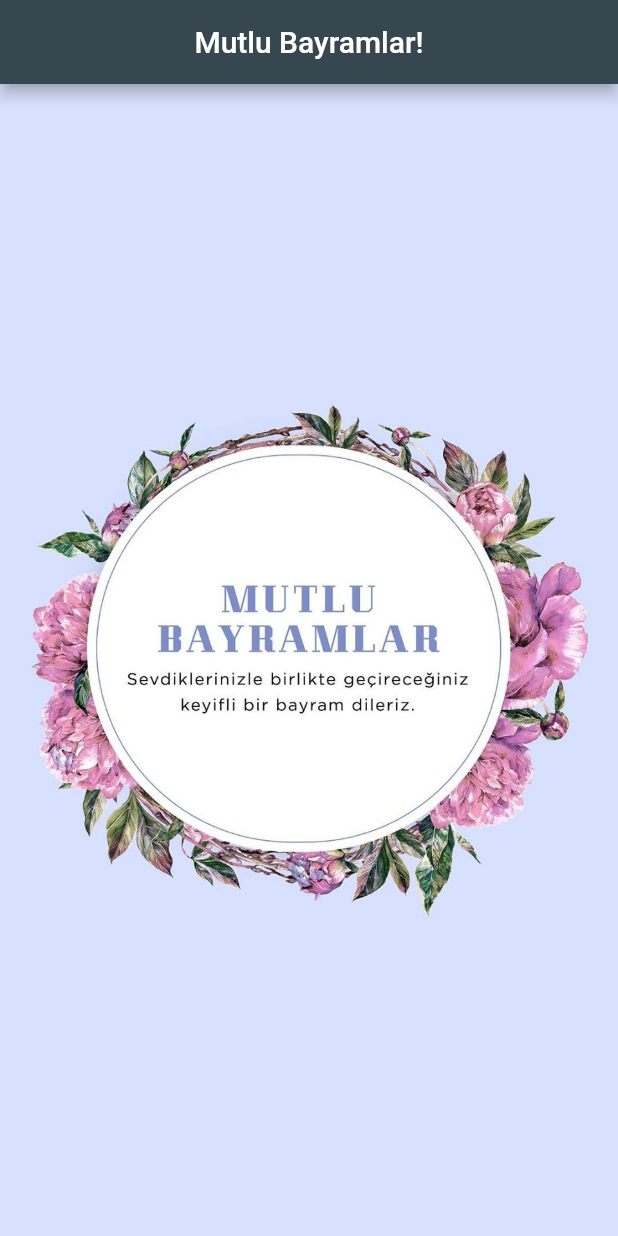
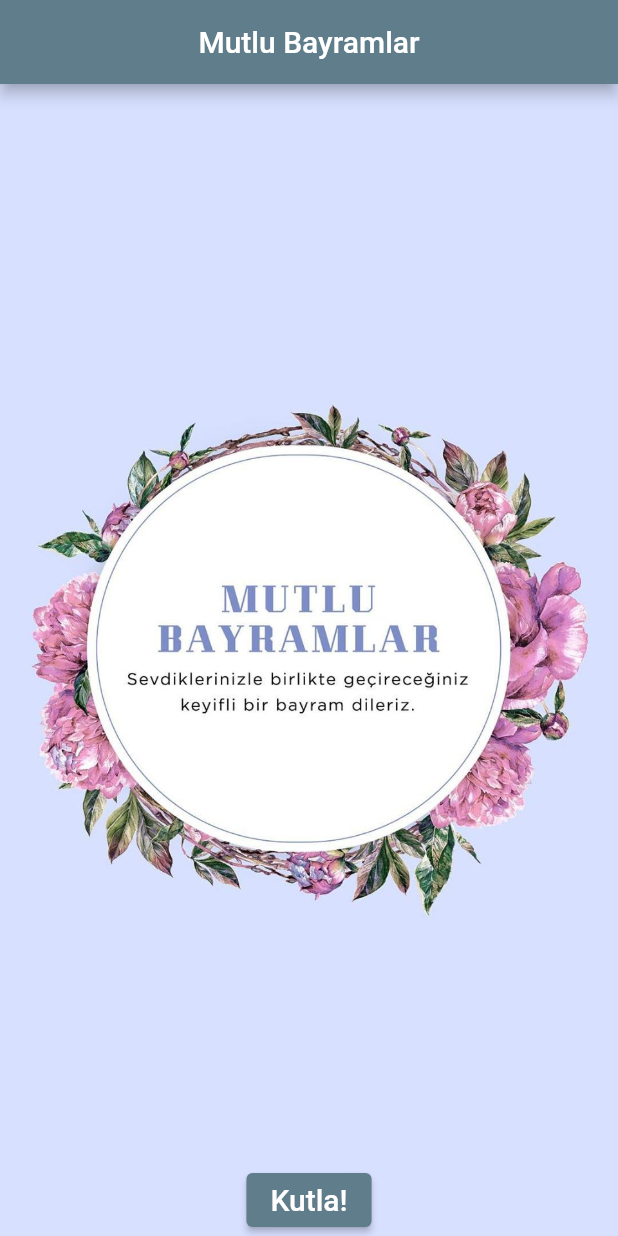
Before and after one commit to kursat-ozturk/postcard_app, a Flutter app: the screen it shows after launch, on a phone screen of 412 x 824 dp. Run offline on Flutter 3.47's test engine with Material 2 defaults, Android fonts, the phone set to English and light mode, and no system bars; our stand-ins replace confetti.

Commit message:
added confetti animation and button

```diff
--- a/lib/main.dart
+++ b/lib/main.dart
@@ -1,7 +1,11 @@
+import 'dart:math';
+
 import 'package:flutter/material.dart';
+import 'package:confetti/confetti.dart';
 
 void main() {
-  runApp(MaterialApp(
+  runApp(const MyApp());
+  /* runApp(MaterialApp(
     home: SafeArea(
       child: Scaffold(
         backgroundColor: const Color(0xffd7e0ff), //#D7E0FF
@@ -15,5 +19,92 @@ void main() {
         ),
       ),
     ),
-  ));
+  ));*/
 }
+
+class MyApp extends StatefulWidget {
+  const MyApp({super.key});
+
+  @override
+  State<MyApp> createState() => _MyAppState();
+}
+
+class _MyAppState extends State<MyApp> {
+  //declare confettiController;
+  late ConfettiController _centerController;
+
+  @override
+  void initState() {
+    super.initState();
+
+    //initialize confettiController
+    _centerController =
+        ConfettiController(duration: const Duration(seconds: 10));
+  }
+
+  @override
+  void dispose() {
+    //dispose the controller
+    _centerController.dispose();
+    super.dispose();
+  }
+
+  @override
+  Widget build(BuildContext context) {
+    return MaterialApp(
+      debugShowCheckedModeBanner: false,
+      home: Scaffold(
+        appBar: AppBar(
+          title: const Text("Mutlu Bayramlar"),
+          backgroundColor: Colors.blueGrey,
+          centerTitle: true,
+        ),
+        backgroundColor: const Color(0xffd7e0ff),
+        body: SafeArea(
+          child: Stack(
+            children: [
+              Center(child: Image.asset('images/mutlu_bayramlar.jpg')),
+              Align(
+                alignment: Alignment.center,
+                child: ConfettiWidget(
+                  confettiController: _centerController,
+                  blastDirection: pi / 2,
+                  maxBlastForce: 5,
+                  minBlastForce: 1,
+                  emissionFrequency: 0.03,
+
+                  // 10 paticles will pop-up at a time
+                  numberOfParticles: 10,
+
+                  //particles will pop-up
+                  gravity: 0,
+                ),
+              ),
+              Align(
+                alignment: Alignment.bottomCenter,
+                child: ElevatedButton(
+                  onPressed: () {
+                    //invoking confettiController to come into play
+                    _centerController.play();
+                  },
+                  style: ButtonStyle(
+                    backgroundColor: MaterialStateProperty.all(
+                      Colors.blueGrey,
+                    ),
+                  ),
+                  child: const Text(
+                    'Kutla!',
+                    style: TextStyle(
+                      color: Colors.white,
+                      fontSize: 20,
+                    ),
+                  ),
+                ),
+              ),
+            ],
+          ),
+        ),
+      ),
+    );
+  }
+}
--- a/pubspec.yaml
+++ b/pubspec.yaml
@@ -35,6 +35,7 @@ dependencies:
   # The following adds the Cupertino Icons font to your application.
   # Use with the CupertinoIcons class for iOS style icons.
   cupertino_icons: ^1.0.2
+  confetti: ^0.7.0
 
 dev_dependencies:
   flutter_test:
```
